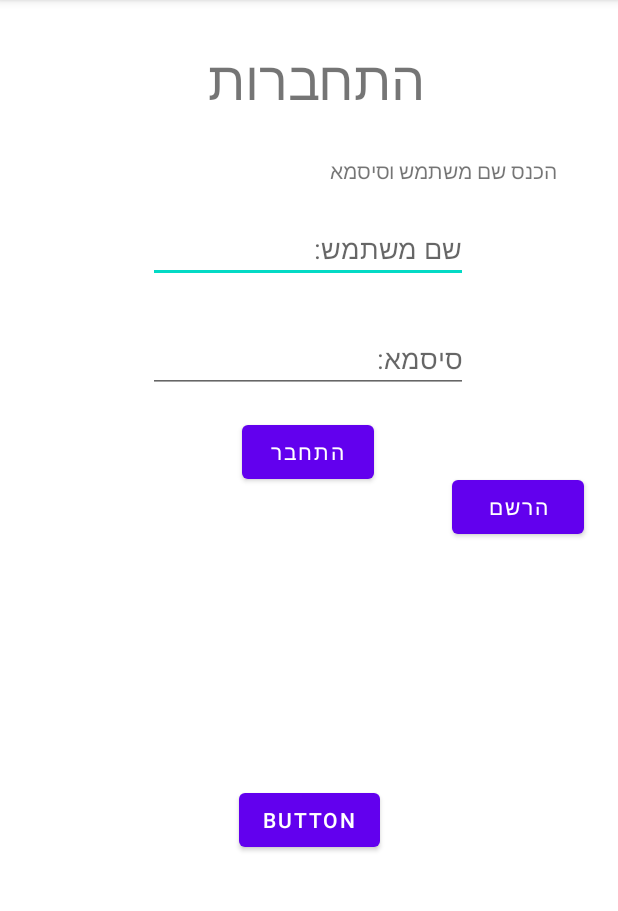
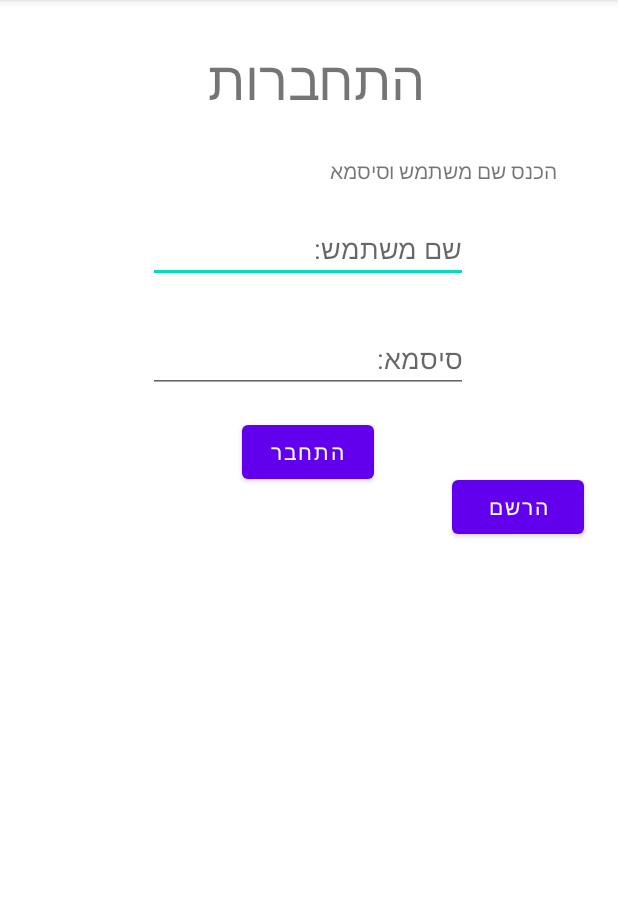
Before and after one commit to RazUzan1/SmartSchool, an Android app: the screen it shows after launch (Login), on a phone screen of 412 x 824 dp, the part 84-995 px from its top. Run offline under Robolectric (Android 15) with nearby library versions, the phone set to English and light mode, and no system bars; our stand-ins replace Firebase (no records; nobody signed in at launch, a user with empty details on screens opened directly); 1 statement that could not run was skipped.

Commit message:
עברתי עם ג'פרי על השגיאות כרגע הכול תקין נשאר רק לעבוד על העיצוב

```diff
--- a/app/src/main/res/layout/activity_login.xml
+++ b/app/src/main/res/layout/activity_login.xml
@@ -83,14 +83,4 @@
         app:layout_constraintTop_toBottomOf="@+id/textView2"
         app:layout_constraintVertical_bias="0.319" />
 
-    <Button
-        android:id="@+id/button2"
-        android:layout_width="wrap_content"
-        android:layout_height="wrap_content"
-        android:text="Button"
-        app:layout_constraintBottom_toBottomOf="parent"
-        app:layout_constraintEnd_toEndOf="parent"
-        app:layout_constraintStart_toStartOf="parent"
-        app:layout_constraintTop_toBottomOf="@+id/login" />
-
 </androidx.constraintlayout.widget.ConstraintLayout>
```
